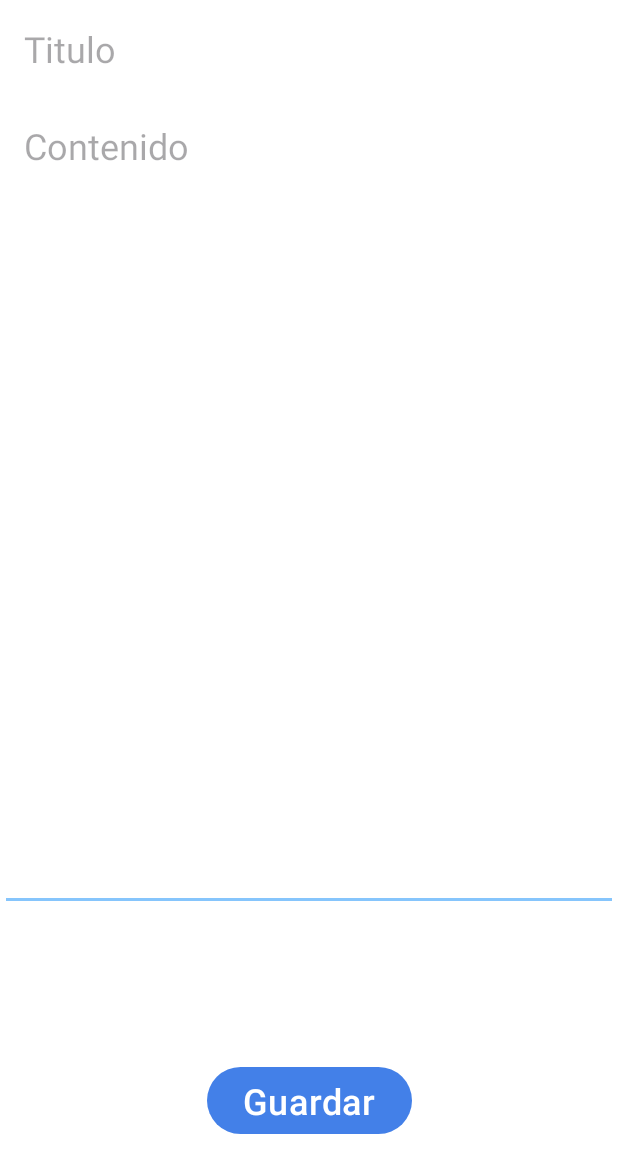
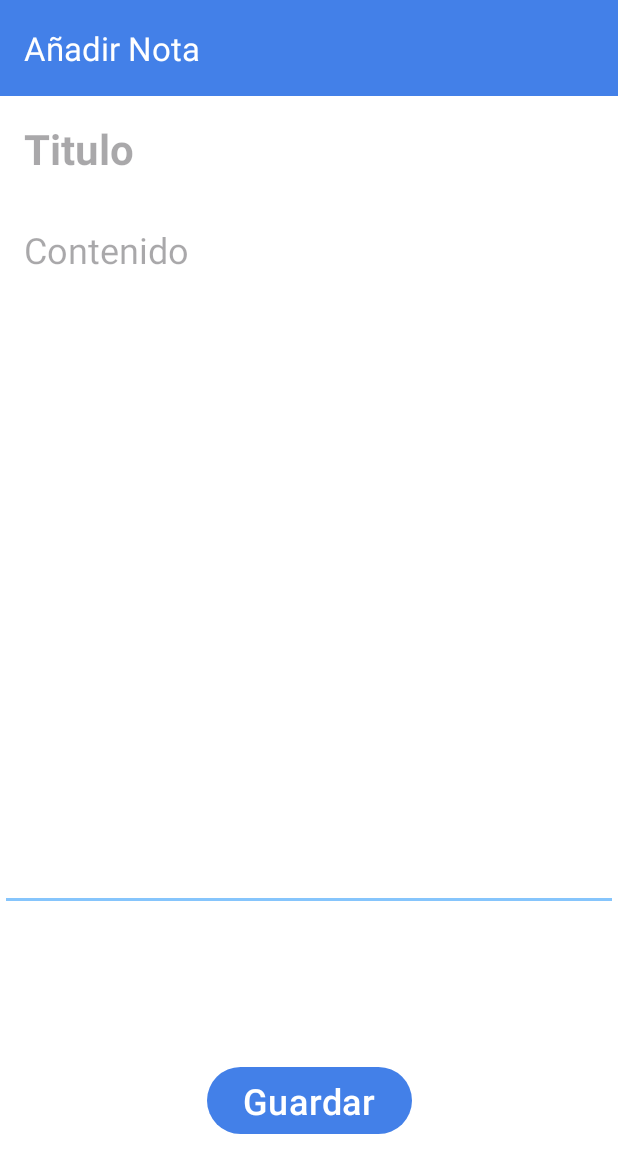
Before and after one commit to overdrive80/RoomBD_app, an Android app: the InsertarNotaActivity screen opened directly, with no data from a screen before it, on a phone screen of 412 x 824 dp. Shown: the top 1173 px of the screen. Run offline under Robolectric (Android 15) with nearby library versions, the phone set to English and light mode, and no system bars; our stand-ins replace Room's generated code.

Commit message:
third commit

```diff
--- a/app/src/main/java/edu/overdrive/roombd_app/InsertarNotaActivity.java
+++ b/app/src/main/java/edu/overdrive/roombd_app/InsertarNotaActivity.java
@@ -4,11 +4,13 @@ import static edu.overdrive.roombd_app.Constantes.*;
 
 import android.content.Intent;
 import android.os.Bundle;
+import android.util.Log;
 import android.widget.Button;
 import android.widget.TextView;
 
 import androidx.activity.EdgeToEdge;
 import androidx.appcompat.app.AppCompatActivity;
+import androidx.appcompat.widget.Toolbar;
 import androidx.core.graphics.Insets;
 import androidx.core.view.ViewCompat;
 import androidx.core.view.WindowInsetsCompat;
@@ -33,17 +35,28 @@ public class InsertarNotaActivity extends AppCompatActivity {
         et_contenido = findViewById(R.id.et_contenido);
         btn_Guardar = findViewById(R.id.btn_guardar);
 
+        //Barra de navegación
+        Toolbar toolbar = findViewById(R.id.toolbar);
+        setSupportActionBar(toolbar);
+
         basedatosNota = BasedatosNota.getInstance(this);
 
         nota = (Nota) getIntent().getSerializableExtra(NOTA);
 
+
+        // Si nota es null es una nota nueva, sino es una nota para actualizar
         if (nota != null) {
-            //getSupportActionBar().setTitle("Editar Nota");
+            getSupportActionBar().setTitle(R.string.editar_nota);
             update = true;
-            btn_Guardar.setText("Actualizar");
+            btn_Guardar.setText(R.string.modificar);
 
             et_titulo.setText(nota.getTitulo());
             et_contenido.setText(nota.getContenido());
+        } else {
+            getSupportActionBar().setTitle(R.string.insertar_nota);
+            update = false;
+            btn_Guardar.setText(R.string.guardar);
+
         }
 
         btn_Guardar.setOnClickListener(view -> {
@@ -53,6 +66,7 @@ public class InsertarNotaActivity extends AppCompatActivity {
             if (update) {
                 nota.setTitulo(titulo);
                 nota.setContenido(contenido);
+
                 BasedatosNota.servicioExecutor.execute(() -> {
                     basedatosNota.notaDao().actualizarTodas(nota);
 
@@ -65,10 +79,13 @@ public class InsertarNotaActivity extends AppCompatActivity {
             } else {
                 nota = new Nota(titulo, contenido);
                 BasedatosNota.servicioExecutor.execute(() -> {
-                    long[] ids = basedatosNota.notaDao().insertarTodas(nota);
+                    long notaId = basedatosNota.notaDao().insertarNota(nota);
+                    // Asignar el id autogenerado por Room al objeto
+                    nota.setId_nota(notaId);
 
                     //Volver a la actividad anterior
                     runOnUiThread(() -> {
+                         // Asignamos el id dado por Room
                         setResult(nota, RESULT_CREATED);
                     });
                 });
--- a/app/src/main/java/edu/overdrive/roombd_app/dao/NotaDAO.java
+++ b/app/src/main/java/edu/overdrive/roombd_app/dao/NotaDAO.java
@@ -25,11 +25,14 @@ public interface NotaDAO {
     public List<Nota> getTodas();
 
     @Query("SELECT * FROM " + Constantes.TABLA_NOTAS + " WHERE id_nota = :id_solicitado")
-    public Nota getNota(int id_solicitado);
+    public Nota getNota(long id_solicitado);
 
     //Insercción
     @Insert(onConflict = OnConflictStrategy.REPLACE)
-    long[] insertarTodas(Nota ... notas);
+    long insertarNota(Nota nota);  // Devuelve el ID generado
+
+    @Insert(onConflict = OnConflictStrategy.REPLACE)
+    long[] insertarTodas(Nota ... notas); // Devuelve los IDs generados
 
     //Actualización
     @Update
--- a/app/src/main/res/layout/activity_insertar_nota.xml
+++ b/app/src/main/res/layout/activity_insertar_nota.xml
@@ -7,6 +7,15 @@
     android:layout_height="match_parent"
     android:fitsSystemWindows="true"
     tools:context=".InsertarNotaActivity">
+
+    <include
+        android:id="@+id/toolbar_layout"
+        layout="@layout/toolbar_layout"
+        app:layout_constraintTop_toTopOf="parent"
+        app:layout_constraintStart_toStartOf="parent"
+        app:layout_constraintEnd_toEndOf="parent"
+        />
+
 
     <Button
         android:id="@+id/btn_guardar"
@@ -50,10 +59,11 @@
         android:padding="16dp"
         android:singleLine="true"
         android:textColor="@color/black"
-        android:textSize="24sp"
+        android:textSize="28sp"
+        android:textStyle="bold"
         app:layout_constraintEnd_toEndOf="parent"
         app:layout_constraintStart_toStartOf="parent"
-        app:layout_constraintTop_toTopOf="parent"
+        app:layout_constraintTop_toBottomOf="@+id/toolbar_layout"
         tools:ignore="Autofill">
 
 
--- /dev/null
+++ b/app/src/main/res/layout/toolbar_layout.xml
@@ -0,0 +1,17 @@
+<?xml version="1.0" encoding="utf-8"?>
+
+<com.google.android.material.appbar.AppBarLayout xmlns:android="http://schemas.android.com/apk/res/android"
+    xmlns:app="http://schemas.android.com/apk/res-auto"
+    android:id="@+id/appBarLayout"
+    android:layout_width="match_parent"
+    android:layout_height="wrap_content"
+    android:fitsSystemWindows="true"
+    app:layout_constraintTop_toTopOf="parent">
+
+    <com.google.android.material.appbar.MaterialToolbar
+        android:id="@+id/toolbar"
+        style="@style/Widget.Material3.Toolbar"
+        android:layout_width="match_parent"
+        android:layout_height="?attr/actionBarSize"
+        android:background="?attr/colorPrimary" />
+</com.google.android.material.appbar.AppBarLayout>
```
Also changed, not shown: app/src/main/java/edu/overdrive/roombd_app/MainActivity.java (+34 -46 lines), app/src/main/res/layout/activity_main.xml (+9 -16 lines), app/src/main/res/values/strings.xml (+4 -42 lines).
